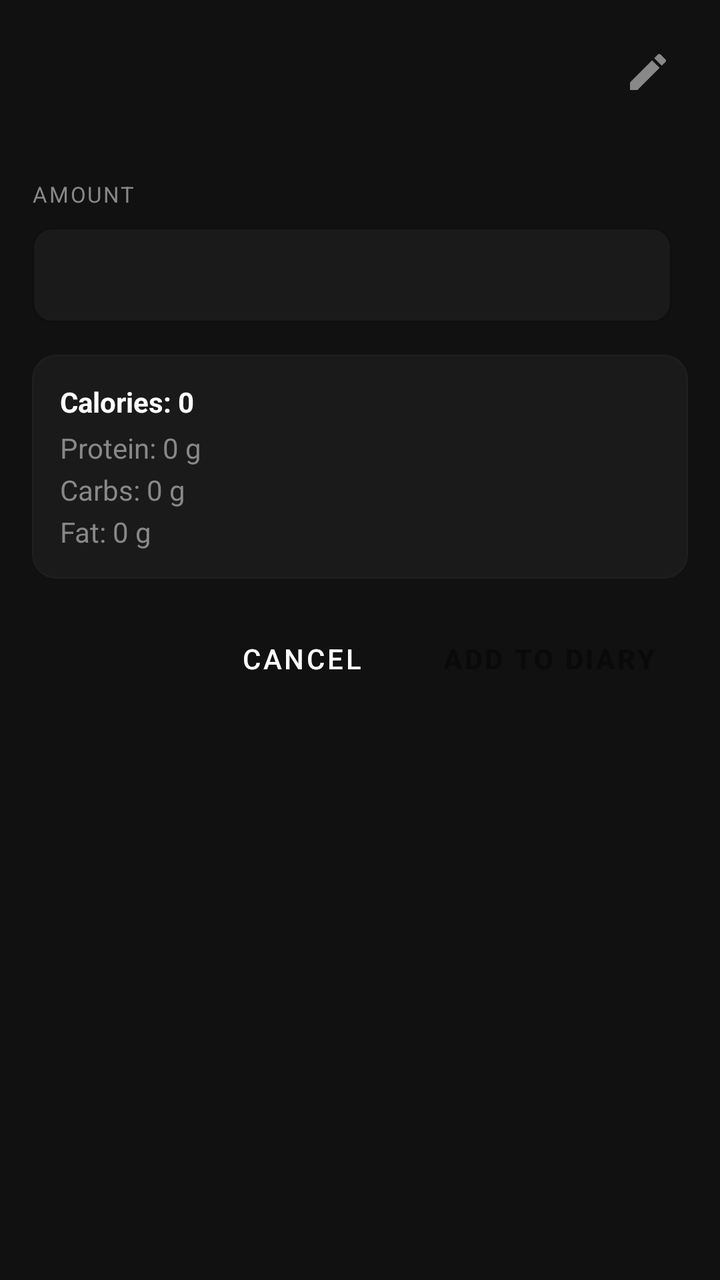
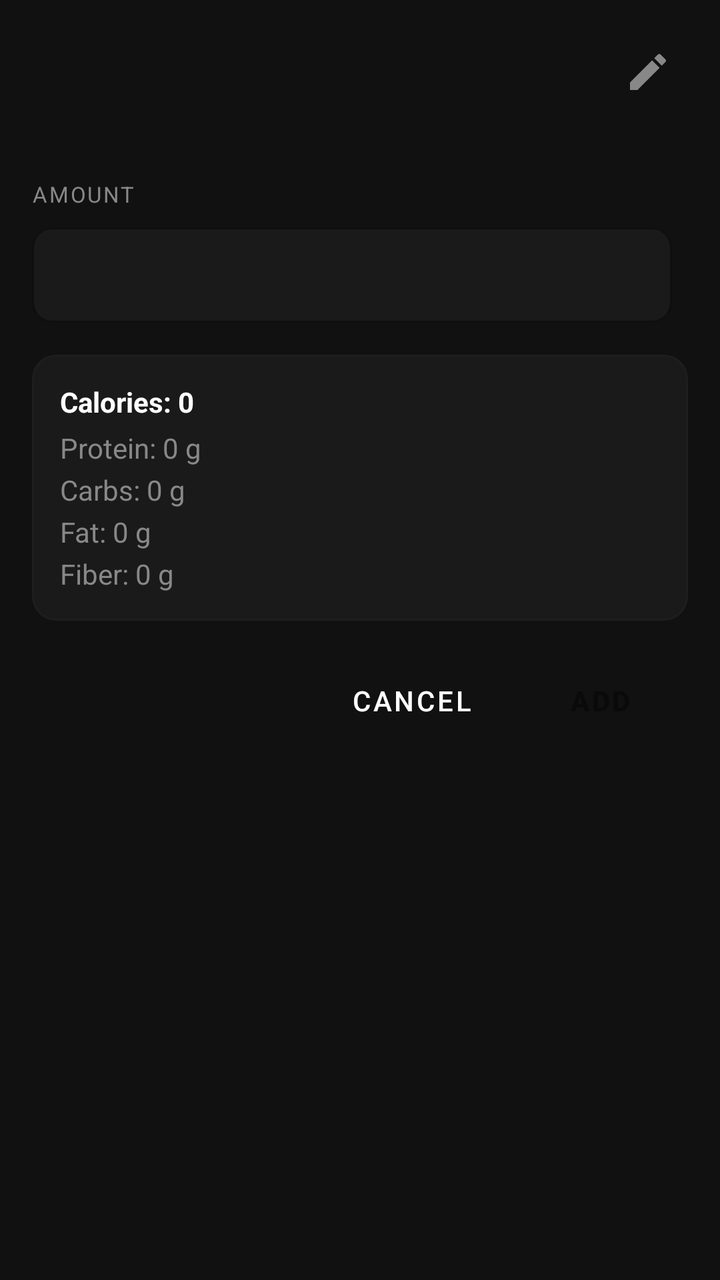

Two renders of the same Android screen: before a commit and after it. Below are the layout's source before the change and the commit's diff.
<!-- AndroidManifest.xml: application theme Theme.SimpleMacroTracking -->
<!-- res/layout/fragment_item_action_sheet.xml -->
<?xml version="1.0" encoding="utf-8"?>
<LinearLayout xmlns:android="http://schemas.android.com/apk/res/android"
    xmlns:app="http://schemas.android.com/apk/res-auto"
    android:layout_width="match_parent"
    android:layout_height="wrap_content"
    android:orientation="vertical"
    android:padding="16dp"
    android:background="@color/color_bg_surface">

    
    <LinearLayout android:layout_width="match_parent" android:layout_height="wrap_content"
        android:orientation="horizontal" android:gravity="center_vertical"
        android:layout_marginBottom="4dp">
        <TextView android:id="@+id/tv_food_name"
            android:layout_width="0dp" android:layout_height="wrap_content"
            android:layout_weight="1"
            android:textSize="18sp" android:textStyle="bold"
            android:textColor="@color/color_text_primary" />
        <ImageButton android:id="@+id/btn_edit_food"
            android:layout_width="40dp" android:layout_height="40dp"
            android:src="@drawable/ic_edit"
            android:tint="@color/color_text_secondary"
            android:background="?attr/selectableItemBackgroundBorderless"
            android:contentDescription="Edit food" />
    </LinearLayout>

    <TextView android:id="@+id/tv_food_info"
        android:layout_width="match_parent"
        android:layout_height="wrap_content"
        android:textSize="13sp"
        android:textColor="@color/color_text_secondary"
        android:layout_marginBottom="12dp" />

    <TextView android:layout_width="wrap_content" android:layout_height="wrap_content"
        android:text="AMOUNT"
        android:textAppearance="@style/TextAppearance.Macro.SectionLabel"
        android:layout_marginBottom="4dp" />

    <LinearLayout android:layout_width="match_parent" android:layout_height="wrap_content"
        android:orientation="horizontal" android:gravity="center_vertical"
        android:layout_marginBottom="16dp">
        <com.google.android.material.textfield.TextInputLayout
            android:layout_width="0dp" android:layout_height="wrap_content"
            android:layout_weight="1"
            style="@style/Style.Macro.InputField">
            <com.google.android.material.textfield.TextInputEditText
                android:id="@+id/et_amount"
                android:layout_width="match_parent" android:layout_height="wrap_content"
                android:inputType="numberDecimal"
                android:textColor="@color/color_text_primary" />
        </com.google.android.material.textfield.TextInputLayout>
        <TextView android:id="@+id/tv_unit"
            android:layout_width="wrap_content" android:layout_height="wrap_content"
            android:layout_marginStart="8dp" android:textSize="14sp"
            android:textColor="@color/color_text_secondary" />
    </LinearLayout>

    
    <com.google.android.material.card.MaterialCardView
        android:layout_width="match_parent" android:layout_height="wrap_content"
        android:layout_marginBottom="16dp"
        app:cardBackgroundColor="@color/color_bg_elevated"
        app:cardElevation="0dp"
        app:strokeWidth="1dp"
        app:strokeColor="@color/color_border"
        app:cardCornerRadius="12dp">
        <LinearLayout android:layout_width="match_parent" android:layout_height="wrap_content"
            android:orientation="vertical" android:padding="14dp">
            <TextView android:id="@+id/tv_preview_calories" android:layout_width="match_parent"
                android:layout_height="wrap_content"
                android:text="Calories: 0"
                android:textColor="@color/color_text_primary"
                android:textStyle="bold"
                android:layout_marginBottom="4dp" />
            <TextView android:id="@+id/tv_preview_protein" android:layout_width="match_parent"
                android:layout_height="wrap_content"
                android:text="Protein: 0 g"
                android:textColor="@color/color_text_secondary"
                android:layout_marginBottom="2dp" />
            <TextView android:id="@+id/tv_preview_carbs" android:layout_width="match_parent"
                android:layout_height="wrap_content"
                android:text="Carbs: 0 g"
                android:textColor="@color/color_text_secondary"
                android:layout_marginBottom="2dp" />
            <TextView android:id="@+id/tv_preview_fat" android:layout_width="match_parent"
                android:layout_height="wrap_content"
                android:text="Fat: 0 g"
                android:textColor="@color/color_text_secondary" />
        </LinearLayout>
    </com.google.android.material.card.MaterialCardView>

    <LinearLayout android:layout_width="match_parent" android:layout_height="wrap_content"
        android:orientation="horizontal" android:gravity="end">
        <Button android:id="@+id/btn_cancel" android:layout_width="wrap_content"
            android:layout_height="wrap_content" android:text="Cancel"
            style="@style/Style.Macro.Button.Ghost"
            android:layout_marginEnd="8dp" />
        <Button android:id="@+id/btn_action" android:layout_width="wrap_content"
            android:layout_height="wrap_content" android:text="Add to Diary"
            style="@style/Style.Macro.Button.Primary"
            android:enabled="false" />
    </LinearLayout>

</LinearLayout>
<!-- resources referenced by this layout -->
<resources>
  <color name="color_bg_elevated">#1A1A1A</color>
  <color name="color_bg_surface">#111111</color>
  <color name="color_border">#1E1E1E</color>
  <color name="color_text_primary">#FFFFFF</color>
  <color name="color_text_secondary">#888888</color>
  <!-- drawable ic_edit (drawable) -->
  <vector xmlns:android="http://schemas.android.com/apk/res/android"
      android:width="24dp"
      android:height="24dp"
      android:viewportWidth="24"
      android:viewportHeight="24"
      android:tint="?attr/colorControlNormal">
    <path
        android:fillColor="@android:color/white"
        android:pathData="M3,17.25V21h3.75L17.81,9.94l-3.75,-3.75L3,17.25zM20.71,7.04c0.39,-0.39 0.39,-1.02 0,-1.41l-2.34,-2.34c-0.39,-0.39 -1.02,-0.39 -1.41,0l-1.83,1.83 3.75,3.75 1.83,-1.83z"/>
  </vector>
  <style name="Style.Macro.Button.Ghost" parent="Widget.MaterialComponents.Button.OutlinedButton">
          <item name="strokeColor">@color/color_border</item>
          <item name="android:textColor">@color/color_text_primary</item>
          <item name="cornerRadius">12dp</item>
          <item name="elevation">0dp</item>
      </style>
  <style name="Style.Macro.Button.Primary" parent="Widget.MaterialComponents.Button">
          <item name="backgroundTint">@color/color_accent_green</item>
          <item name="android:textColor">@color/color_bg_primary</item>
          <item name="cornerRadius">12dp</item>
          <item name="android:textStyle">bold</item>
          <item name="elevation">0dp</item>
      </style>
  <style name="TextAppearance.Macro.SectionLabel" parent="TextAppearance.MaterialComponents.Caption">
          <item name="android:textColor">@color/color_text_secondary</item>
          <item name="android:textSize">11sp</item>
          <item name="android:letterSpacing">0.08</item>
          <item name="android:textAllCaps">true</item>
      </style>
  <color name="color_accent_green">#00C805</color>
  <color name="color_bg_primary">#0A0A0A</color>
  <style name="Style.Macro.Card" parent="Widget.MaterialComponents.CardView">
          <item name="cardBackgroundColor">@color/color_bg_surface</item>
          <item name="cardElevation">0dp</item>
          <item name="cardCornerRadius">12dp</item>
          <item name="strokeWidth">1dp</item>
          <item name="strokeColor">@color/color_border</item>
      </style>
  <style name="Theme.Macro.BottomSheet" parent="ThemeOverlay.MaterialComponents.BottomSheetDialog">
          <item name="bottomSheetStyle">@style/Style.Macro.BottomSheet</item>
      </style>
  <style name="Style.Macro.Chip" parent="Widget.MaterialComponents.Chip.Filter">
          <item name="chipBackgroundColor">@color/color_bg_elevated</item>
          <item name="android:textColor">@color/color_text_secondary</item>
          <item name="chipStrokeColor">@color/color_border</item>
          <item name="chipStrokeWidth">1dp</item>
          <item name="chipCornerRadius">20dp</item>
          <item name="checkedIconVisible">false</item>
      </style>
  <style name="Style.Macro.BottomSheet" parent="Widget.MaterialComponents.BottomSheet.Modal">
          <item name="backgroundTint">@color/color_bg_surface</item>
          <item name="shapeAppearanceOverlay">@style/ShapeAppearance.Macro.BottomSheet</item>
      </style>
  <style name="ShapeAppearance.Macro.BottomSheet" parent="">
          <item name="cornerFamily">rounded</item>
          <item name="cornerSizeTopLeft">16dp</item>
          <item name="cornerSizeTopRight">16dp</item>
          <item name="cornerSizeBottomLeft">0dp</item>
          <item name="cornerSizeBottomRight">0dp</item>
      </style>
  <!-- unchanged entries left out for length: 3 -->
</resources>

<!-- the commit's change to res/layout/fragment_item_action_sheet.xml (unified diff, before → after) -->
@@ -85,6 +85,11 @@
             <TextView android:id="@+id/tv_preview_fat" android:layout_width="match_parent"
                 android:layout_height="wrap_content"
                 android:text="Fat: 0 g"
+                android:textColor="@color/color_text_secondary"
+                android:layout_marginBottom="2dp" />
+            <TextView android:id="@+id/tv_preview_fiber" android:layout_width="match_parent"
+                android:layout_height="wrap_content"
+                android:text="Fiber: 0 g"
                 android:textColor="@color/color_text_secondary" />
         </LinearLayout>
     </com.google.android.material.card.MaterialCardView>
@@ -94,9 +99,14 @@
         <Button android:id="@+id/btn_cancel" android:layout_width="wrap_content"
             android:layout_height="wrap_content" android:text="Cancel"
             style="@style/Style.Macro.Button.Ghost"
-            android:layout_marginEnd="8dp" />
+            android:layout_marginEnd="4dp" />
+        <Button android:id="@+id/btn_add_recurring" android:layout_width="wrap_content"
+            android:layout_height="wrap_content" android:text="Add Recurring"
+            style="@style/Style.Macro.Button.Ghost"
+            android:layout_marginEnd="4dp"
+            android:visibility="gone" />
         <Button android:id="@+id/btn_action" android:layout_width="wrap_content"
-            android:layout_height="wrap_content" android:text="Add to Diary"
+            android:layout_height="wrap_content" android:text="Add"
             style="@style/Style.Macro.Button.Primary"
             android:enabled="false" />
     </LinearLayout>
